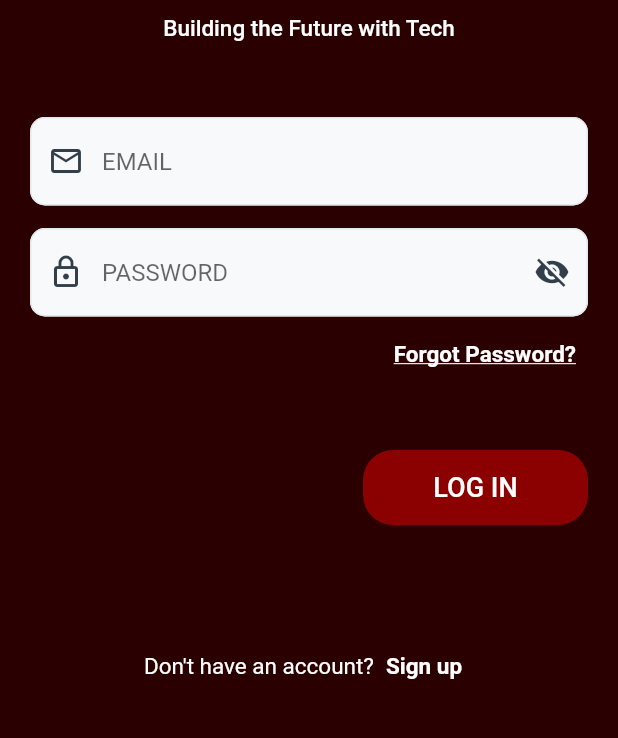
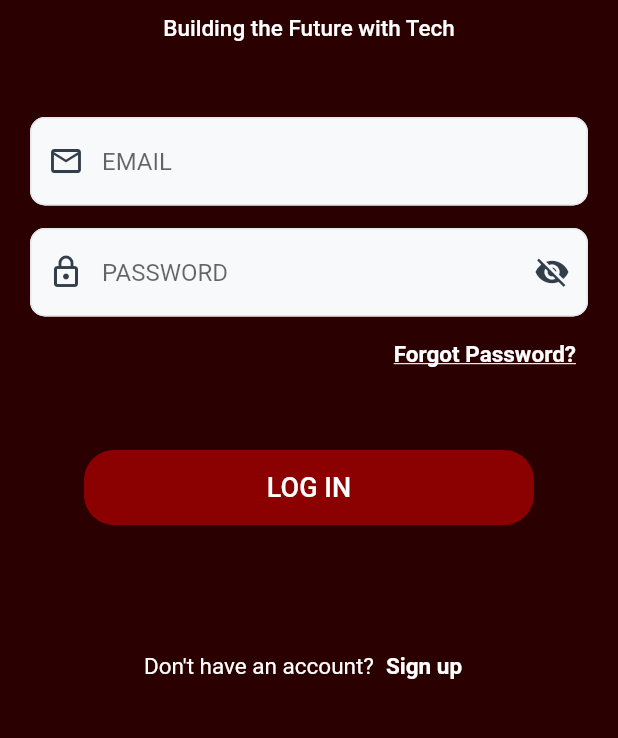
Before and after one commit to TheMicroTecHub/zai_system, a Flutter app: the screen it shows after launch, on a phone screen of 412 x 824 dp, the part 360-1098 px from its top. Run offline on Flutter 3.47's test engine with Material 2 defaults, Android fonts, the phone set to English and light mode, and no system bars; our stand-ins replace badges, cloud_firestore, firebase_auth, firebase_core, firebase_storage, flutter_image_slideshow and 6 more; accounts and stored records are empty; Roboto replaces fonts that are missing (Rubik Medium).

Commit message:
Changes in the code.

```diff
--- a/lib/View/loginscreen.dart
+++ b/lib/View/loginscreen.dart
@@ -7,6 +7,7 @@ import 'package:zai_system/View/forgotpassword.dart';
 import 'package:zai_system/View/home.dart';
 import 'package:zai_system/View/verification_screen.dart';
 import 'package:zai_system/model/current_appuser.dart';
+import 'package:zai_system/Widget/round_button.dart';
 
 import '../Widget/constants.dart';
 
@@ -169,14 +170,14 @@ class _LoginScreenState extends State<LoginScreen> {
                       Padding(
                         padding: apppaddings,
                         child: Row(
-                          mainAxisAlignment: MainAxisAlignment.end,
+                          mainAxisAlignment: MainAxisAlignment.center,
                           children: [
                             Container(
                               decoration: BoxDecoration(
                                   color: redcolor,
                                   borderRadius: BorderRadius.circular(20)),
                               height: 50,
-                              width: 150,
+                              width: 300,
                               child: TextButton(
                                 child: Center(
                                   child: Text(
```
